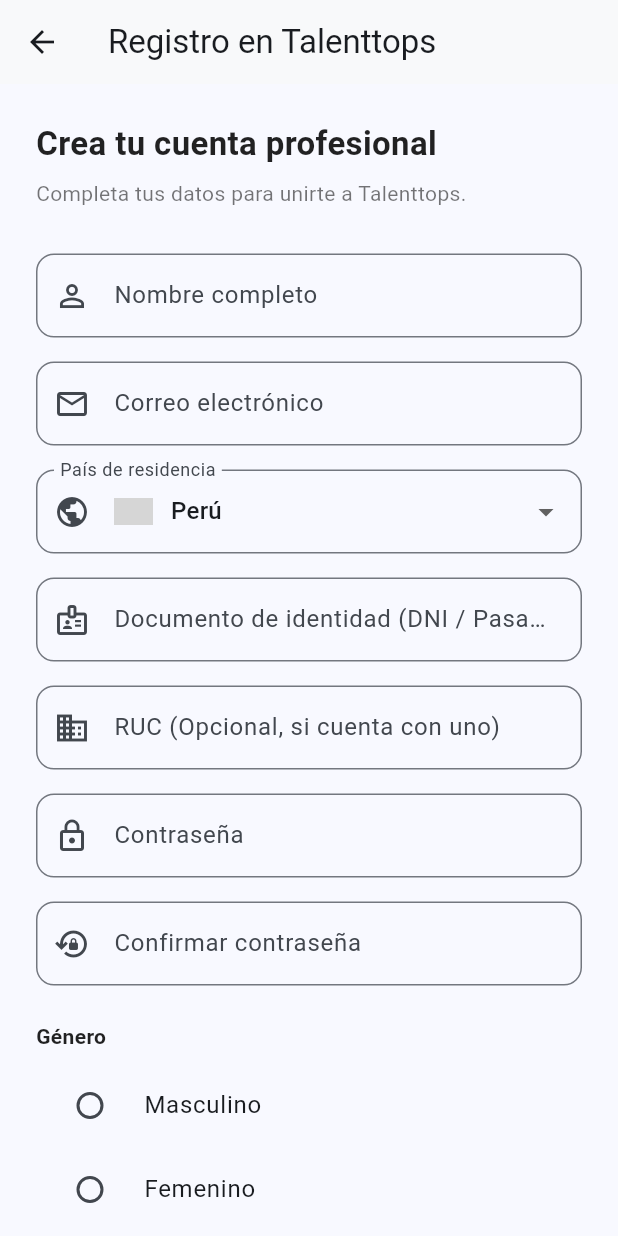
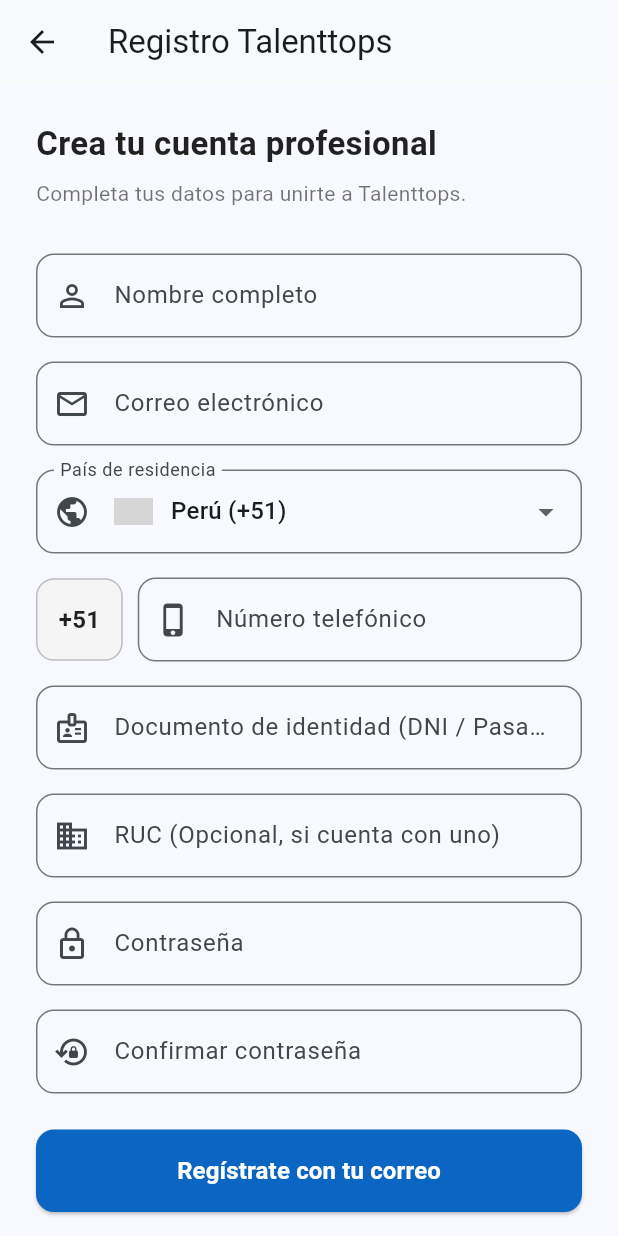
Before and after one commit to peterlinan-Gomez/talenttops, a Flutter app: the SeleccionGeneroScreen screen opened directly, on a phone screen of 412 x 824 dp. Run offline on Flutter 3.47's test engine with Material 3 defaults, Android fonts, the phone set to English and light mode, and no system bars; our stand-ins replace supabase_flutter; missing offline and left inert: country_flags; accounts and stored records are empty; network calls fail; grey boxes are pictures that could not be loaded.

Commit message:
Actualizacion de formulario de registro y conexion con Supabase

```diff
--- a/lib/main.dart
+++ b/lib/main.dart
@@ -1,14 +1,13 @@
 import 'package:flutter/material.dart';
 import 'package:country_flags/country_flags.dart';
 import 'package:supabase_flutter/supabase_flutter.dart';
-import 'features/auth/screens/register_screen.dart';
 
 Future<void> main() async {
   WidgetsFlutterBinding.ensureInitialized();
 
   await Supabase.initialize(
     url: 'https://eficwfdiudoiuufgqtuo.supabase.co',
-    anonKey: 'sb_publishable__qygqExiL9toOS3Xcon3DQ_23e40KUl',
+    publishableKey: 'sb_publishable__qygqExiL9toOS3Xcon3DQ_23e40KUl',
   );
 
   runApp(const TalenttopsApp());
@@ -458,7 +457,7 @@
                     Navigator.push(
                       context,
                       MaterialPageRoute(
-                          builder: (context) => const RegisterScreen()),
+                          builder: (context) => const SeleccionGeneroScreen()),
                     );
                   },
                   child: const Text(
@@ -640,7 +639,7 @@
 }
 
 // ==========================================
-// 2. SELECCIÓN DE GÉNERO / PANTALLA SIGUIENTE
+// REGISTRO WEB PÚBLICO (SeleccionGeneroScreen)
 // ==========================================
 
 class SeleccionGeneroScreen extends StatefulWidget {
@@ -651,67 +650,86 @@
 }
 
 class _SeleccionGeneroScreenState extends State<SeleccionGeneroScreen> {
-  String? _generoSeleccionado;
   String _paisSeleccionado = 'PE'; // Código por defecto para Perú
+  String _codigoTelefono = '+51'; // Código telefónico por defecto
 
   final _nombreController = TextEditingController();
   final _correoController = TextEditingController();
+  final _telefonoController = TextEditingController();
   final _documentoController = TextEditingController();
   final _rucController = TextEditingController();
   final _passwordController = TextEditingController();
   final _confirmPasswordController = TextEditingController();
 
-  // Lista de países de América con sus códigos ISO oficiales para las banderas a color
+  // Lista de países de América con códigos ISO y prefijos telefónicos oficiales
   final List<Map<String, String>> _paisesAmerica = [
-    {'codigo': 'AR', 'nombre': 'Argentina'},
-    {'codigo': 'BO', 'nombre': 'Bolivia'},
-    {'codigo': 'BR', 'nombre': 'Brasil'},
-    {'codigo': 'CA', 'nombre': 'Canadá'},
-    {'codigo': 'CL', 'nombre': 'Chile'},
-    {'codigo': 'CO', 'nombre': 'Colombia'},
-    {'codigo': 'CR', 'nombre': 'Costa Rica'},
-    {'codigo': 'CU', 'nombre': 'Cuba'},
-    {'codigo': 'EC', 'nombre': 'Ecuador'},
-    {'codigo': 'SV', 'nombre': 'El Salvador'},
-    {'codigo': 'US', 'nombre': 'Estados Unidos'},
-    {'codigo': 'GT', 'nombre': 'Guatemala'},
-    {'codigo': 'HN', 'nombre': 'Honduras'},
-    {'codigo': 'MX', 'nombre': 'México'},
-    {'codigo': 'NI', 'nombre': 'Nicaragua'},
-    {'codigo': 'PA', 'nombre': 'Panamá'},
-    {'codigo': 'PY', 'nombre': 'Paraguay'},
-    {'codigo': 'PE', 'nombre': 'Perú'},
-    {'codigo': 'DO', 'nombre': 'República Dominicana'},
-    {'codigo': 'UY', 'nombre': 'Uruguay'},
-    {'codigo': 'VE', 'nombre': 'Venezuela'},
+    {'codigo': 'AR', 'nombre': 'Argentina', 'prefijo': '+54'},
+    {'codigo': 'BO', 'nombre': 'Bolivia', 'prefijo': '+591'},
+    {'codigo': 'BR', 'nombre': 'Brasil', 'prefijo': '+55'},
+    {'codigo': 'CA', 'nombre': 'Canadá', 'prefijo': '+1'},
+    {'codigo': 'CL', 'nombre': 'Chile', 'prefijo': '+56'},
+    {'codigo': 'CO', 'nombre': 'Colombia', 'prefijo': '+57'},
+    {'codigo': 'CR', 'nombre': 'Costa Rica', 'prefijo': '+506'},
+    {'codigo': 'CU', 'nombre': 'Cuba', 'prefijo': '+53'},
+    {'codigo': 'EC', 'nombre': 'Ecuador', 'prefijo': '+593'},
+    {'codigo': 'SV', 'nombre': 'El Salvador', 'prefijo': '+503'},
+    {'codigo': 'US', 'nombre': 'Estados Unidos', 'prefijo': '+1'},
+    {'codigo': 'GT', 'nombre': 'Guatemala', 'prefijo': '+502'},
+    {'codigo': 'HN', 'nombre': 'Honduras', 'prefijo': '+504'},
+    {'codigo': 'MX', 'nombre': 'México', 'prefijo': '+52'},
+    {'codigo': 'NI', 'nombre': 'Nicaragua', 'prefijo': '+505'},
+    {'codigo': 'PA', 'nombre': 'Panamá', 'prefijo': '+507'},
+    {'codigo': 'PY', 'nombre': 'Paraguay', 'prefijo': '+595'},
+    {'codigo': 'PE', 'nombre': 'Perú', 'prefijo': '+51'},
+    {'codigo': 'DO', 'nombre': 'República Dominicana', 'prefijo': '+1'},
+    {'codigo': 'UY', 'nombre': 'Uruguay', 'prefijo': '+598'},
+    {'codigo': 'VE', 'nombre': 'Venezuela', 'prefijo': '+58'},
   ];
 
-  void _procesarRegistro() {
-    if (_passwordController.text != _confirmPasswordController.text) {
+  Future<void> _procesarRegistro() async {
+    if (_nombreController.text.isEmpty ||
+        _correoController.text.isEmpty ||
+        _telefonoController.text.isEmpty) {
       ScaffoldMessenger.of(context).showSnackBar(
         const SnackBar(
-          content: Text('Las contraseñas no coinciden'),
-          backgroundColor: Colors.red,
+          content: Text('Por favor completa Nombre, Correo y Teléfono'),
+          backgroundColor: Colors.orange,
         ),
       );
       return;
     }
 
-    if (_nombreController.text.isEmpty || _correoController.text.isEmpty) {
-      ScaffoldMessenger.of(context).showSnackBar(
-        const SnackBar(
-          content: Text('Por favor complete los campos obligatorios'),
-          backgroundColor: Colors.orange,
-        ),
-      );
-      return;
-    }
-
+    try {
+      // 1. Registrar al usuario en el sistema de autenticación de Supabase
+      final AuthResponse response = await Supabase.instance.client.auth.signUp(
+        email: _correoController.text.trim(),
+        password: _passwordController.text.trim(),
+      );
+
+      final User? user = response.user;
+
+      if (user != null) {
+        // 2. Guardar los datos detallados en tu tabla 'user' del Table Editor
+        await Supabase.instance.client.from('user').insert({
+          'id': user.id,
+          'full_name': _nombreController.text.trim(),
+          'email': _correoController.text.trim(),
+          'pais': _paisSeleccionado,
+          'telefono': '$_codigoTelefono ${_telefonoController.text.trim()}',
+          'documento': _documentoController.text.trim(),
+          'ruc': _rucController.text.trim(),
+        });
+      }
+
+      if (!mounted) return;
+
+      // 3. Mostrar diálogo de verificación de correo
       showDialog(
         context: context,
         barrierDismissible: false,
         builder: (context) => AlertDialog(
-        shape: RoundedRectangleBorder(borderRadius: BorderRadius.circular(16)),
+          shape:
+              RoundedRectangleBorder(borderRadius: BorderRadius.circular(16)),
           title: const Row(
             children: [
               Icon(Icons.mark_email_unread_rounded, color: Color(0xFF0A66C2)),
@@ -721,7 +739,7 @@
           ),
           content: const Text(
             'Hemos enviado un correo electrónico de confirmación a tu bandeja de entrada.\n\n'
-          'Para activar tu cuenta y poder ingresar, debes hacer clic en el botón "Aceptar solicitud" que figura en el mensaje.',
+            'Haz clic en el botón "Aceptar solicitud" del mensaje para activar tu cuenta.',
             style: TextStyle(fontSize: 14, height: 1.4),
           ),
           actions: [
@@ -746,13 +764,21 @@
           ],
         ),
       );
+    } catch (e) {
+      ScaffoldMessenger.of(context).showSnackBar(
+        SnackBar(
+          content: Text('Error en el registro: $e'),
+          backgroundColor: Colors.red,
+        ),
+      );
+    }
   }
 
   @override
   Widget build(BuildContext context) {
     return Scaffold(
       appBar: AppBar(
-        title: const Text('Registro en Talenttops'),
+        title: const Text('Registro Talenttops'),
         backgroundColor: const Color(0xFFF8F9FA),
         elevation: 0,
       ),
@@ -804,7 +830,7 @@
               ),
               const SizedBox(height: 16),
 
-              // Selector de País con Banderas Reales a Color
+              // Selector de País con Banderas y actualización de prefijo
               DropdownButtonFormField<String>(
                 value: _paisSeleccionado,
                 decoration: InputDecoration(
@@ -825,16 +851,58 @@
                           width: 26,
                         ),
                         const SizedBox(width: 12),
-                        Text(pais['nombre']!),
+                        Text('${pais['nombre']} (${pais['prefijo']})'),
                       ],
                     ),
                   );
                 }).toList(),
                 onChanged: (String? nuevoCodigo) {
+                  if (nuevoCodigo != null) {
                     setState(() {
-                    _paisSeleccionado = nuevoCodigo!;
+                      _paisSeleccionado = nuevoCodigo;
+                      final paisEncontrado = _paisesAmerica
+                          .firstWhere((p) => p['codigo'] == nuevoCodigo);
+                      _codigoTelefono = paisEncontrado['prefijo']!;
                     });
-                },
+                  }
+                },
+              ),
+              const SizedBox(height: 16),
+
+              // Fila de Número Telefónico con Prefijo de País Automático
+              Row(
+                children: [
+                  Container(
+                    padding: const EdgeInsets.symmetric(
+                        horizontal: 14, vertical: 15),
+                    decoration: BoxDecoration(
+                      color: Colors.grey.shade100,
+                      border: Border.all(color: Colors.grey.shade400),
+                      borderRadius: BorderRadius.circular(12),
+                    ),
+                    child: Text(
+                      _codigoTelefono,
+                      style: const TextStyle(
+                          fontSize: 16,
+                          fontWeight: FontWeight.bold,
+                          color: Colors.black87),
+                    ),
+                  ),
+                  const SizedBox(width: 10),
+                  Expanded(
+                    child: TextField(
+                      controller: _telefonoController,
+                      keyboardType: TextInputType.phone,
+                      decoration: InputDecoration(
+                        labelText: 'Número telefónico',
+                        prefixIcon: const Icon(Icons.phone_iphone_outlined),
+                        border: OutlineInputBorder(
+                          borderRadius: BorderRadius.circular(12),
+                        ),
+                      ),
+                    ),
+                  ),
+                ],
               ),
               const SizedBox(height: 16),
 
@@ -896,49 +964,7 @@
               ),
               const SizedBox(height: 24),
 
-              // Sección de Género Inclusiva
-              const Text(
-                'Género',
-                style: TextStyle(
-                  fontSize: 14,
-                  fontWeight: FontWeight.bold,
-                  color: Colors.black87,
-                ),
-              ),
-              const SizedBox(height: 8),
-              RadioListTile<String>(
-                title: const Text('Masculino'),
-                value: 'Masculino',
-                groupValue: _generoSeleccionado,
-                onChanged: (value) {
-                  setState(() {
-                    _generoSeleccionado = value;
-                  });
-                },
-              ),
-              RadioListTile<String>(
-                title: const Text('Femenino'),
-                value: 'Femenino',
-                groupValue: _generoSeleccionado,
-                onChanged: (value) {
-                  setState(() {
-                    _generoSeleccionado = value;
-                  });
-                },
-              ),
-              RadioListTile<String>(
-                title: const Text('Otro / Prefiero no decirlo'),
-                value: 'Otro',
-                groupValue: _generoSeleccionado,
-                onChanged: (value) {
-                  setState(() {
-                    _generoSeleccionado = value;
-                  });
-                },
-              ),
-              const SizedBox(height: 40),
-
-              // Botón de Completar Registro
+              // Botón de Registro
               ElevatedButton(
                 onPressed: _procesarRegistro,
                 style: ElevatedButton.styleFrom(
@@ -949,7 +975,7 @@
                   ),
                 ),
                 child: const Text(
-                  'Completar Registro',
+                  'Regístrate con tu correo',
                   style: TextStyle(
                     fontSize: 16,
                     fontWeight: FontWeight.bold,
```
Lines whose indentation alone changed are shown as unchanged.
